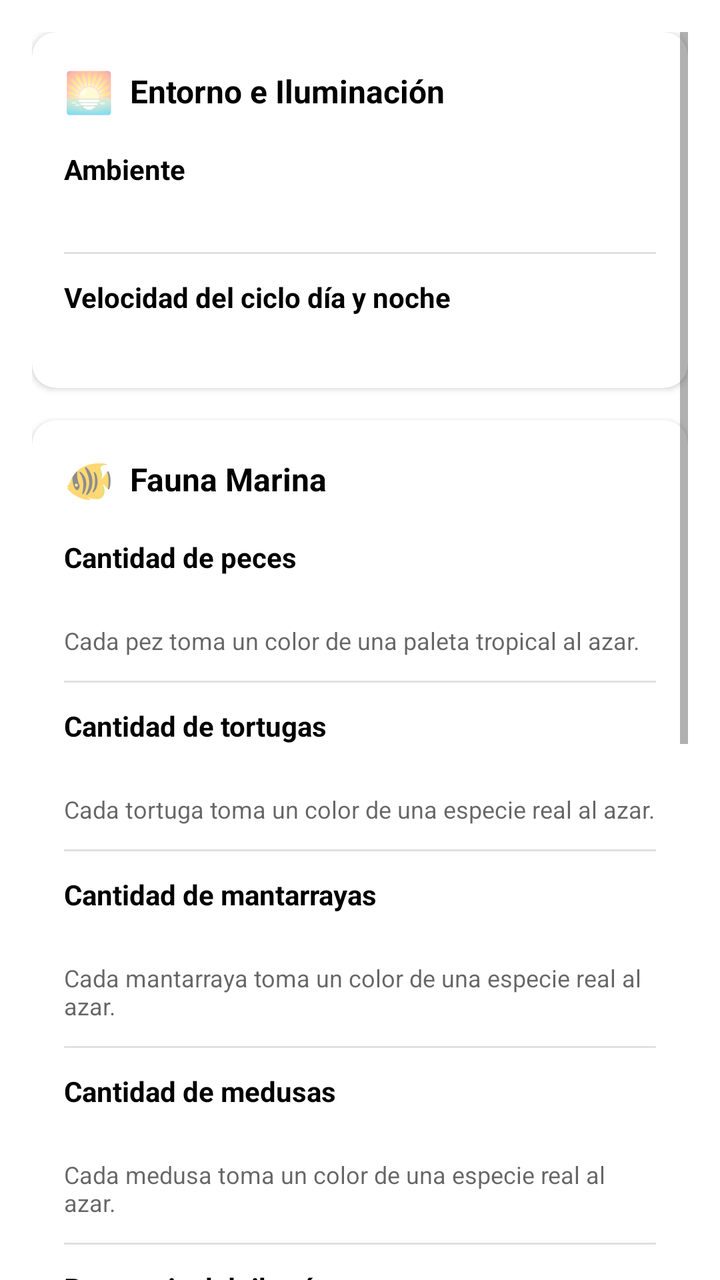
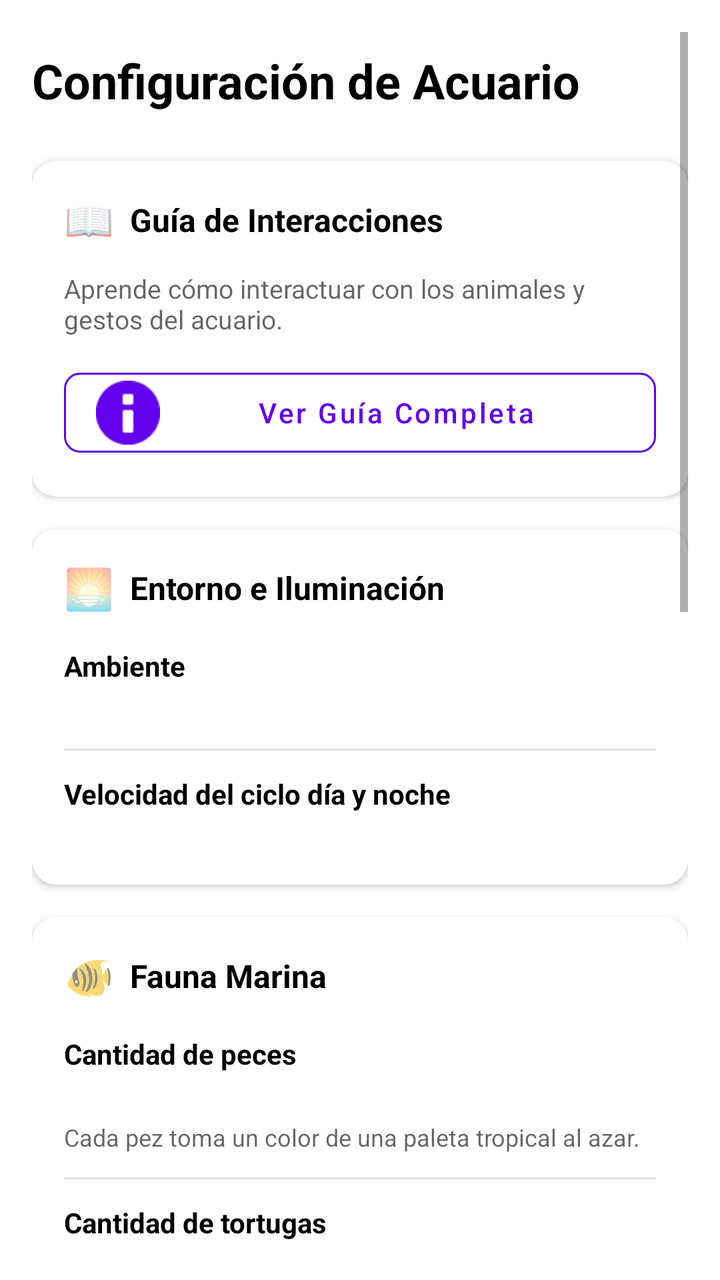

Before-and-after screenshots of an Android layout around one commit, followed by the original layout XML and the change that was made.
<!-- AndroidManifest.xml: application theme Theme.AcuarioWallpaper -->
<!-- res/layout/fragment_acuario_settings.xml -->
<?xml version="1.0" encoding="utf-8"?>
<ScrollView xmlns:android="http://schemas.android.com/apk/res/android"
    xmlns:app="http://schemas.android.com/apk/res-auto"
    android:layout_width="match_parent"
    android:layout_height="match_parent"
    android:padding="16dp"
    android:clipToPadding="false"
    android:background="?attr/colorSurface">

    <LinearLayout
        android:layout_width="match_parent"
        android:layout_height="wrap_content"
        android:orientation="vertical">

        
        <com.google.android.material.card.MaterialCardView
            android:layout_width="match_parent"
            android:layout_height="wrap_content"
            android:layout_marginBottom="16dp"
            app:cardCornerRadius="12dp"
            app:cardElevation="2dp"
            app:cardBackgroundColor="?attr/colorSurface">

            <LinearLayout
                android:layout_width="match_parent"
                android:layout_height="wrap_content"
                android:orientation="vertical"
                android:padding="16dp">

                <LinearLayout
                    android:layout_width="match_parent"
                    android:layout_height="wrap_content"
                    android:orientation="horizontal"
                    android:gravity="center_vertical"
                    android:layout_marginBottom="16dp">

                    <TextView
                        android:layout_width="wrap_content"
                        android:layout_height="wrap_content"
                        android:text="🌅"
                        android:textSize="20sp"
                        android:layout_marginEnd="8dp" />

                    <TextView
                        android:layout_width="wrap_content"
                        android:layout_height="wrap_content"
                        android:text="Entorno e Iluminación"
                        android:textColor="?attr/colorOnSurface"
                        android:textSize="16sp"
                        android:textStyle="bold" />
                </LinearLayout>

                
                <TextView
                    android:layout_width="match_parent"
                    android:layout_height="wrap_content"
                    android:text="@string/settings_section_environment"
                    android:textColor="?attr/colorOnSurface"
                    android:textSize="14sp"
                    android:textStyle="bold"
                    android:layout_marginBottom="8dp" />

                <HorizontalScrollView
                    android:layout_width="match_parent"
                    android:layout_height="wrap_content"
                    android:scrollbars="none"
                    android:requiresFadingEdge="horizontal"
                    android:fadingEdgeLength="24dp">

                    <LinearLayout
                        android:id="@+id/containerAcuarioTheme"
                        android:layout_width="wrap_content"
                        android:layout_height="wrap_content"
                        android:orientation="horizontal"
                        android:paddingBottom="8dp"
                        android:paddingTop="4dp" />
                </HorizontalScrollView>

                
                <LinearLayout
                    android:id="@+id/layoutCustomColors"
                    android:layout_width="match_parent"
                    android:layout_height="wrap_content"
                    android:orientation="vertical"
                    android:visibility="gone">

                    
                    <View
                        android:layout_width="match_parent"
                        android:layout_height="1dp"
                        android:background="#1F000000"
                        android:layout_marginTop="12dp"
                        android:layout_marginBottom="12dp" />

                    
                    <TextView
                        android:layout_width="match_parent"
                        android:layout_height="wrap_content"
                        android:text="Color Superior (Superficie)"
                        android:textColor="?attr/colorOnSurface"
                        android:textSize="14sp"
                        android:textStyle="bold"
                        android:layout_marginBottom="8dp" />

                    <HorizontalScrollView
                        android:layout_width="match_parent"
                        android:layout_height="wrap_content"
                        android:scrollbars="none"
                        android:requiresFadingEdge="horizontal"
                        android:fadingEdgeLength="24dp">

                        <LinearLayout
                            android:id="@+id/containerCustomShallowColor"
                            android:layout_width="wrap_content"
                            android:layout_height="wrap_content"
                            android:orientation="horizontal"
                            android:paddingBottom="8dp"
                            android:paddingTop="4dp" />
                    </HorizontalScrollView>

                    
                    <TextView
                        android:layout_width="match_parent"
                        android:layout_height="wrap_content"
                        android:text="Color Inferior (Fondo)"
                        android:textColor="?attr/colorOnSurface"
                        android:textSize="14sp"
                        android:textStyle="bold"
                        android:layout_marginTop="12dp"
                        android:layout_marginBottom="8dp" />

                    <HorizontalScrollView
                        android:layout_width="match_parent"
                        android:layout_height="wrap_content"
                        android:scrollbars="none"
                        android:requiresFadingEdge="horizontal"
                        android:fadingEdgeLength="24dp">

                        <LinearLayout
                            android:id="@+id/containerCustomDeepColor"
                            android:layout_width="wrap_content"
                            android:layout_height="wrap_content"
                            android:orientation="horizontal"
                            android:paddingBottom="8dp"
                            android:paddingTop="4dp" />
                    </HorizontalScrollView>
                </LinearLayout>

                
                <View
                    android:layout_width="match_parent"
                    android:layout_height="1dp"
                    android:background="#1F000000"
                    android:layout_marginTop="12dp"
                    android:layout_marginBottom="12dp" />

                
                <TextView
                    android:layout_width="match_parent"
                    android:layout_height="wrap_content"
                    android:text="@string/settings_section_day_night_cycle"
                    android:textColor="?attr/colorOnSurface"
                    android:textSize="14sp"
                    android:textStyle="bold"
                    android:layout_marginBottom="8dp" />

                <HorizontalScrollView
                    android:layout_width="match_parent"
                    android:layout_height="wrap_content"
                    android:scrollbars="none"
                    android:requiresFadingEdge="horizontal"
                    android:fadingEdgeLength="24dp">

                    <LinearLayout
                        android:id="@+id/containerDayNightCycle"
                        android:layout_width="wrap_content"
                        android:layout_height="wrap_content"
                        android:orientation="horizontal"
                        android:paddingBottom="8dp"
                        android:paddingTop="4dp" />
                </HorizontalScrollView>

            </LinearLayout>
        </com.google.android.material.card.MaterialCardView>

        
        <com.google.android.material.card.MaterialCardView
            android:layout_width="match_parent"
            android:layout_height="wrap_content"
            android:layout_marginBottom="16dp"
            app:cardCornerRadius="12dp"
            app:cardElevation="2dp"
            app:cardBackgroundColor="?attr/colorSurface">

            <LinearLayout
                android:layout_width="match_parent"
                android:layout_height="wrap_content"
                android:orientation="vertical"
                android:padding="16dp">

                <LinearLayout
                    android:layout_width="match_parent"
                    android:layout_height="wrap_content"
                    android:orientation="horizontal"
                    android:gravity="center_vertical"
                    android:layout_marginBottom="16dp">

                    <TextView
                        android:layout_width="wrap_content"
                        android:layout_height="wrap_content"
                        android:text="🐠"
                        android:textSize="20sp"
                        android:layout_marginEnd="8dp" />

                    <TextView
                        android:layout_width="wrap_content"
                        android:layout_height="wrap_content"
                        android:text="Fauna Marina"
                        android:textColor="?attr/colorOnSurface"
                        android:textSize="16sp"
                        android:textStyle="bold" />
                </LinearLayout>

                
                <TextView
                    android:layout_width="match_parent"
                    android:layout_height="wrap_content"
                    android:text="@string/settings_section_fish_count"
                    android:textColor="?attr/colorOnSurface"
                    android:textSize="14sp"
                    android:textStyle="bold"
                    android:layout_marginBottom="8dp" />

                <HorizontalScrollView
                    android:layout_width="match_parent"
                    android:layout_height="wrap_content"
                    android:scrollbars="none"
                    android:requiresFadingEdge="horizontal"
                    android:fadingEdgeLength="24dp">

                    <LinearLayout
                        android:id="@+id/containerFishCount"
                        android:layout_width="wrap_content"
                        android:layout_height="wrap_content"
                        android:orientation="horizontal"
                        android:paddingBottom="8dp"
                        android:paddingTop="4dp" />
                </HorizontalScrollView>

                <TextView
                    android:layout_width="match_parent"
                    android:layout_height="wrap_content"
                    android:text="@string/settings_fish_color_note"
                    android:textColor="?android:attr/textColorSecondary"
                    android:textSize="12sp"
                    android:layout_marginTop="4dp"
                    android:layout_marginBottom="12dp" />

                
                <View
                    android:layout_width="match_parent"
                    android:layout_height="1dp"
                    android:background="#1F000000"
                    android:layout_marginBottom="12dp" />

                
                <TextView
                    android:layout_width="match_parent"
                    android:layout_height="wrap_content"
                    android:text="@string/settings_section_turtle_count"
                    android:textColor="?attr/colorOnSurface"
                    android:textSize="14sp"
                    android:textStyle="bold"
                    android:layout_marginBottom="8dp" />

                <HorizontalScrollView
                    android:layout_width="match_parent"
                    android:layout_height="wrap_content"
                    android:scrollbars="none"
                    android:requiresFadingEdge="horizontal"
                    android:fadingEdgeLength="24dp">

                    <LinearLayout
                        android:id="@+id/containerTurtleCount"
                        android:layout_width="wrap_content"
                        android:layout_height="wrap_content"
                        android:orientation="horizontal"
                        android:paddingBottom="8dp"
                        android:paddingTop="4dp" />
                </HorizontalScrollView>

                <TextView
                    android:layout_width="match_parent"
                    android:layout_height="wrap_content"
                    android:text="@string/settings_turtle_color_note"
                    android:textColor="?android:attr/textColorSecondary"
                    android:textSize="12sp"
                    android:layout_marginTop="4dp"
                    android:layout_marginBottom="12dp" />

                
                <View
                    android:layout_width="match_parent"
                    android:layout_height="1dp"
                    android:background="#1F000000"
                    android:layout_marginBottom="12dp" />

                
                <TextView
                    android:layout_width="match_parent"
                    android:layout_height="wrap_content"
                    android:text="@string/settings_section_manta_count"
                    android:textColor="?attr/colorOnSurface"
                    android:textSize="14sp"
                    android:textStyle="bold"
                    android:layout_marginBottom="8dp" />

                <HorizontalScrollView
                    android:layout_width="match_parent"
                    android:layout_height="wrap_content"
                    android:scrollbars="none"
                    android:requiresFadingEdge="horizontal"
                    android:fadingEdgeLength="24dp">

                    <LinearLayout
                        android:id="@+id/containerMantaCount"
                        android:layout_width="wrap_content"
                        android:layout_height="wrap_content"
                        android:orientation="horizontal"
                        android:paddingBottom="8dp"
                        android:paddingTop="4dp" />
                </HorizontalScrollView>

                <TextView
                    android:layout_width="match_parent"
                    android:layout_height="wrap_content"
                    android:text="@string/settings_manta_color_note"
                    android:textColor="?android:attr/textColorSecondary"
                    android:textSize="12sp"
                    android:layout_marginTop="4dp"
                    android:layout_marginBottom="12dp" />

                
                <View
                    android:layout_width="match_parent"
                    android:layout_height="1dp"
                    android:background="#1F000000"
                    android:layout_marginBottom="12dp" />



                
                <TextView
                    android:layout_width="match_parent"
                    android:layout_height="wrap_content"
                    android:text="@string/settings_section_jellyfish_count"
                    android:textColor="?attr/colorOnSurface"
                    android:textSize="14sp"
                    android:textStyle="bold"
                    android:layout_marginBottom="8dp" />

                <HorizontalScrollView
                    android:layout_width="match_parent"
                    android:layout_height="wrap_content"
                    android:scrollbars="none"
                    android:requiresFadingEdge="horizontal"
                    android:fadingEdgeLength="24dp">

                    <LinearLayout
                        android:id="@+id/containerJellyfishCount"
                        android:layout_width="wrap_content"
                        android:layout_height="wrap_content"
                        android:orientation="horizontal"
                        android:paddingBottom="8dp"
                        android:paddingTop="4dp" />
                </HorizontalScrollView>

                <TextView
                    android:layout_width="match_parent"
                    android:layout_height="wrap_content"
                    android:text="@string/settings_jellyfish_color_note"
                    android:textColor="?android:attr/textColorSecondary"
                    android:textSize="12sp"
                    android:layout_marginTop="4dp" />

                
                <View
                    android:layout_width="match_parent"
                    android:layout_height="1dp"
                    android:background="#1F000000"
                    android:layout_marginTop="12dp"
                    android:layout_marginBottom="12dp" />

                
                <TextView
                    android:layout_width="match_parent"
                    android:layout_height="wrap_content"
                    android:text="@string/settings_section_shark_presence"
                    android:textColor="?attr/colorOnSurface"
                    android:textSize="14sp"
                    android:textStyle="bold"
                    android:layout_marginBottom="8dp" />

                <HorizontalScrollView
                    android:layout_width="match_parent"
                    android:layout_height="wrap_content"
                    android:scrollbars="none"
                    android:requiresFadingEdge="horizontal"
                    android:fadingEdgeLength="24dp">

                    <LinearLayout
                        android:id="@+id/containerSharkPresence"
                        android:layout_width="wrap_content"
                        android:layout_height="wrap_content"
                        android:orientation="horizontal"
                        android:paddingBottom="8dp"
                        android:paddingTop="4dp" />
                </HorizontalScrollView>

                
                <View
                    android:layout_width="match_parent"
                    android:layout_height="1dp"
                    android:background="#1F000000"
                    android:layout_marginTop="8dp"
                    android:layout_marginBottom="12dp" />

                
                <TextView
                    android:layout_width="match_parent"
                    android:layout_height="wrap_content"
                    android:text="@string/settings_section_shark_color"
                    android:textColor="?attr/colorOnSurface"
                    android:textSize="14sp"
                    android:textStyle="bold"
                    android:layout_marginBottom="8dp" />

                <HorizontalScrollView
                    android:layout_width="match_parent"
                    android:layout_height="wrap_content"
                    android:scrollbars="none"
                    android:requiresFadingEdge="horizontal"
                    android:fadingEdgeLength="24dp">

                    <LinearLayout
                        android:id="@+id/containerSharkColor"
                        android:layout_width="wrap_content"
                        android:layout_height="wrap_content"
                        android:orientation="horizontal"
                        android:paddingBottom="8dp"
                        android:paddingTop="4dp" />
                </HorizontalScrollView>

            </LinearLayout>
        </com.google.android.material.card.MaterialCardView>

        
        <com.google.android.material.card.MaterialCardView
            android:layout_width="match_parent"
            android:layout_height="wrap_content"
            android:layout_marginBottom="16dp"
            app:cardCornerRadius="12dp"
            app:cardElevation="2dp"
            app:cardBackgroundColor="?attr/colorSurface">

            <LinearLayout
                android:layout_width="match_parent"
                android:layout_height="wrap_content"
                android:orientation="vertical"
                android:padding="16dp">

                <LinearLayout
                    android:layout_width="match_parent"
                    android:layout_height="wrap_content"
                    android:orientation="horizontal"
                    android:gravity="center_vertical"
                    android:layout_marginBottom="16dp">

                    <TextView
                        android:layout_width="wrap_content"
                        android:layout_height="wrap_content"
                        android:text="🌿"
                        android:textSize="20sp"
                        android:layout_marginEnd="8dp" />

                    <TextView
                        android:layout_width="wrap_content"
                        android:layout_height="wrap_content"
                        android:text="Paisaje y Detalles"
                        android:textColor="?attr/colorOnSurface"
                        android:textSize="16sp"
                        android:textStyle="bold" />
                </LinearLayout>

                
                <TextView
                    android:layout_width="match_parent"
                    android:layout_height="wrap_content"
                    android:text="@string/settings_section_plant_density"
                    android:textColor="?attr/colorOnSurface"
                    android:textSize="14sp"
                    android:textStyle="bold"
                    android:layout_marginBottom="8dp" />

                <HorizontalScrollView
                    android:layout_width="match_parent"
                    android:layout_height="wrap_content"
                    android:scrollbars="none"
                    android:requiresFadingEdge="horizontal"
                    android:fadingEdgeLength="24dp">

                    <LinearLayout
                        android:id="@+id/containerPlantDensity"
                        android:layout_width="wrap_content"
                        android:layout_height="wrap_content"
                        android:orientation="horizontal"
                        android:paddingBottom="8dp"
                        android:paddingTop="4dp" />
                </HorizontalScrollView>

                <TextView
                    android:layout_width="match_parent"
                    android:layout_height="wrap_content"
                    android:text="@string/settings_plant_color_note"
                    android:textColor="?android:attr/textColorSecondary"
                    android:textSize="12sp"
                    android:layout_marginTop="4dp"
                    android:layout_marginBottom="12dp" />

                
                <View
                    android:layout_width="match_parent"
                    android:layout_height="1dp"
                    android:background="#1F000000"
                    android:layout_marginBottom="12dp" />

                
                <TextView
                    android:layout_width="match_parent"
                    android:layout_height="wrap_content"
                    android:text="@string/settings_section_bubble_count"
                    android:textColor="?attr/colorOnSurface"
                    android:textSize="14sp"
                    android:textStyle="bold"
                    android:layout_marginBottom="8dp" />

                <HorizontalScrollView
                    android:layout_width="match_parent"
                    android:layout_height="wrap_content"
                    android:scrollbars="none"
                    android:requiresFadingEdge="horizontal"
                    android:fadingEdgeLength="24dp">

                    <LinearLayout
                        android:id="@+id/containerBubbleCount"
                        android:layout_width="wrap_content"
                        android:layout_height="wrap_content"
                        android:orientation="horizontal"
                        android:paddingBottom="8dp"
                        android:paddingTop="4dp" />
                </HorizontalScrollView>

                
                <View
                    android:layout_width="match_parent"
                    android:layout_height="1dp"
                    android:background="#1F000000"
                    android:layout_marginTop="12dp"
                    android:layout_marginBottom="12dp" />

                
                <TextView
                    android:layout_width="match_parent"
                    android:layout_height="wrap_content"
                    android:text="@string/settings_section_submarine_color"
                    android:textColor="?attr/colorOnSurface"
                    android:textSize="14sp"
                    android:textStyle="bold"
                    android:layout_marginBottom="8dp" />

                <HorizontalScrollView
                    android:layout_width="match_parent"
                    android:layout_height="wrap_content"
                    android:scrollbars="none"
                    android:requiresFadingEdge="horizontal"
                    android:fadingEdgeLength="24dp">

                    <LinearLayout
                        android:id="@+id/containerSubmarineColor"
                        android:layout_width="wrap_content"
                        android:layout_height="wrap_content"
                        android:orientation="horizontal"
                        android:paddingBottom="8dp"
                        android:paddingTop="4dp" />
                </HorizontalScrollView>

            </LinearLayout>
        </com.google.android.material.card.MaterialCardView>

        
        <TextView
            android:layout_width="match_parent"
            android:layout_height="wrap_content"
            android:text="@string/settings_placeholder"
            android:textColor="?android:attr/textColorSecondary"
            android:textSize="13sp"
            android:gravity="center_horizontal"
            android:layout_marginTop="16dp"
            android:layout_marginBottom="16dp" />

    </LinearLayout>
</ScrollView>
<!-- resources referenced by this layout -->
<resources>
  <string name="settings_fish_color_note">Cada pez toma un color de una paleta tropical al azar.</string>
  <string name="settings_jellyfish_color_note">Cada medusa toma un color de una especie real al azar.</string>
  <string name="settings_manta_color_note">Cada mantarraya toma un color de una especie real al azar.</string>
  <string name="settings_placeholder">Más ajustes (peces, fondo…) próximamente.</string>
  <string name="settings_plant_color_note">Cada planta toma un color de una especie real al azar.</string>
  <string name="settings_section_bubble_count">Cantidad de burbujas</string>
  <string name="settings_section_day_night_cycle">Velocidad del ciclo día y noche</string>
  <string name="settings_section_environment">Ambiente</string>
  <string name="settings_section_fish_count">Cantidad de peces</string>
  <string name="settings_section_jellyfish_count">Cantidad de medusas</string>
  <string name="settings_section_manta_count">Cantidad de mantarrayas</string>
  <string name="settings_section_plant_density">Vegetación</string>
  <string name="settings_section_shark_color">Color del tiburón</string>
  <string name="settings_section_shark_presence">Presencia del tiburón</string>
  <string name="settings_section_submarine_color">Color del submarino</string>
  <string name="settings_section_turtle_count">Cantidad de tortugas</string>
  <string name="settings_turtle_color_note">Cada tortuga toma un color de una especie real al azar.</string>
  <style name="Theme.AcuarioWallpaper" parent="Theme.MaterialComponents.DayNight.DarkActionBar">
          
          <item name="colorPrimary">@color/purple_500</item>
          <item name="colorPrimaryVariant">@color/purple_700</item>
          <item name="colorOnPrimary">@color/white</item>
          
          <item name="colorSecondary">@color/teal_200</item>
          <item name="colorSecondaryVariant">@color/teal_700</item>
          <item name="colorOnSecondary">@color/black</item>
          
          <item name="android:statusBarColor">?attr/colorPrimaryVariant</item>
          
      </style>
  <color name="purple_500">#FF6200EE</color>
  <color name="purple_700">#FF3700B3</color>
  <color name="white">#FFFFFFFF</color>
  <color name="teal_200">#FF03DAC5</color>
  <color name="teal_700">#FF018786</color>
  <color name="black">#FF000000</color>
</resources>

<!-- the commit's change to res/layout/fragment_acuario_settings.xml (unified diff, before → after) -->
@@ -11,6 +11,79 @@
         android:layout_width="match_parent"
         android:layout_height="wrap_content"
         android:orientation="vertical">
+
+        
+        <TextView
+            android:layout_width="match_parent"
+            android:layout_height="wrap_content"
+            android:text="@string/settings_title"
+            android:textColor="?attr/colorOnSurface"
+            android:textSize="24sp"
+            android:textStyle="bold"
+            android:layout_marginBottom="24dp"
+            android:layout_marginTop="8dp" />
+
+        
+        <com.google.android.material.card.MaterialCardView
+            android:layout_width="match_parent"
+            android:layout_height="wrap_content"
+            android:layout_marginBottom="16dp"
+            app:cardCornerRadius="12dp"
+            app:cardElevation="2dp"
+            app:cardBackgroundColor="?attr/colorSurface">
+
+            <LinearLayout
+                android:layout_width="match_parent"
+                android:layout_height="wrap_content"
+                android:orientation="vertical"
+                android:padding="16dp">
+
+                <LinearLayout
+                    android:layout_width="match_parent"
+                    android:layout_height="wrap_content"
+                    android:orientation="horizontal"
+                    android:gravity="center_vertical"
+                    android:layout_marginBottom="12dp">
+
+                    <TextView
+                        android:layout_width="wrap_content"
+                        android:layout_height="wrap_content"
+                        android:text="📖"
+                        android:textSize="20sp"
+                        android:layout_marginEnd="8dp" />
+
+                    <TextView
+                        android:layout_width="wrap_content"
+                        android:layout_height="wrap_content"
+                        android:text="Guía de Interacciones"
+                        android:textColor="?attr/colorOnSurface"
+                        android:textSize="16sp"
+                        android:textStyle="bold" />
+                </LinearLayout>
+
+                <TextView
+                    android:layout_width="match_parent"
+                    android:layout_height="wrap_content"
+                    android:text="Aprende cómo interactuar con los animales y gestos del acuario."
+                    android:textColor="?android:attr/textColorSecondary"
+                    android:textSize="13sp"
+                    android:layout_marginBottom="12dp" />
+
+                <com.google.android.material.button.MaterialButton
+                    android:id="@+id/buttonHelpInteractions"
+                    style="@style/Widget.MaterialComponents.Button.OutlinedButton"
+                    android:layout_width="match_parent"
+                    android:layout_height="wrap_content"
+                    android:text="Ver Guía Completa"
+                    android:textAllCaps="false"
+                    android:textColor="?attr/colorPrimary"
+                    app:icon="@android:drawable/ic_dialog_info"
+                    app:iconTint="?attr/colorPrimary"
+                    app:cornerRadius="8dp"
+                    app:strokeColor="?attr/colorPrimary" />
+
+            </LinearLayout>
+        </com.google.android.material.card.MaterialCardView>
 
         
         <com.google.android.material.card.MaterialCardView
<!-- resource entries referenced after the edit -->
@@ -16,6 +16,7 @@
   <string name="settings_section_shark_presence">Presencia del tiburón</string>
   <string name="settings_section_submarine_color">Color del submarino</string>
   <string name="settings_section_turtle_count">Cantidad de tortugas</string>
+  <string name="settings_title">Configuración de Acuario</string>
   <string name="settings_turtle_color_note">Cada tortuga toma un color de una especie real al azar.</string>
   <style name="Theme.AcuarioWallpaper" parent="Theme.MaterialComponents.DayNight.DarkActionBar">
           
